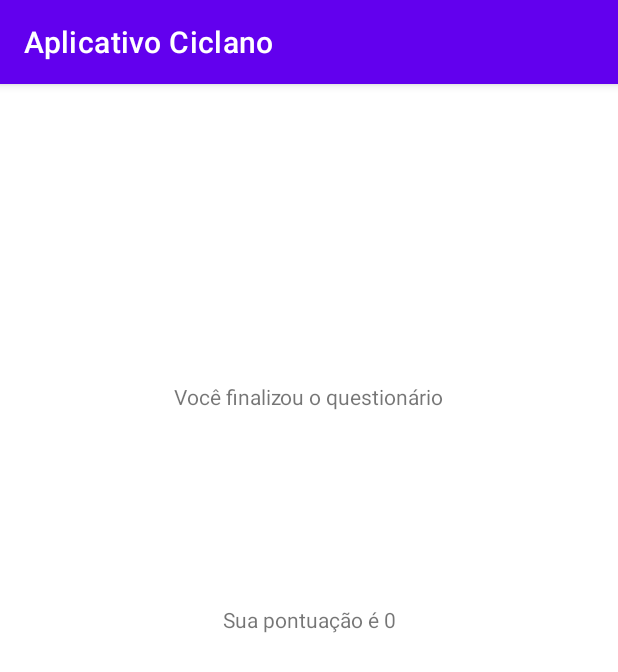
After one commit to gaxinim/Aplicativo_ciclano, an Android app: the FinishActivity screen opened directly, with no data from a screen before it, on a phone screen of 412 x 824 dp. The commit adds this screen. Shown: the top 672 px of the screen. Run offline under Robolectric (Android 15) with nearby library versions, the phone set to English and light mode, and no system bars.

Commit message:
adicionada activity para resultado final

```diff
--- a/app/src/main/AndroidManifest.xml
+++ b/app/src/main/AndroidManifest.xml
@@ -27,6 +27,8 @@
         </activity>
         <activity android:name=".QuestionActivity">
         </activity>
+        <activity android:name=".FinishActivity">
+        </activity>
 
     </application>
 
--- /dev/null
+++ b/app/src/main/java/com/example/aplicativo/FinishActivity.java
@@ -0,0 +1,27 @@
+package com.example.aplicativo;
+
+import android.content.Intent;
+import android.os.Bundle;
+import android.widget.TextView;
+
+import androidx.annotation.Nullable;
+import androidx.appcompat.app.AppCompatActivity;
+
+import java.text.MessageFormat;
+
+public class FinishActivity extends AppCompatActivity {
+
+    private TextView txtScore;
+
+    @Override
+    protected void onCreate(@Nullable Bundle savedInstanceState) {
+        super.onCreate(savedInstanceState);
+        setContentView(R.layout.finish);
+
+        this.txtScore = (TextView) findViewById(R.id.txtScore);
+
+        Intent intent = getIntent();
+        double dScore = intent.getDoubleExtra("score", 0);
+        this.txtScore.setText(MessageFormat.format("{0} {1}", getResources().getString(R.string.score), dScore));
+    }
+}
--- /dev/null
+++ b/app/src/main/res/layout/finish.xml
@@ -0,0 +1,31 @@
+<?xml version="1.0" encoding="utf-8"?>
+<androidx.constraintlayout.widget.ConstraintLayout xmlns:android="http://schemas.android.com/apk/res/android"
+    xmlns:app="http://schemas.android.com/apk/res-auto"
+    xmlns:tools="http://schemas.android.com/tools"
+    android:layout_width="match_parent"
+    android:layout_height="match_parent">
+
+    <TextView
+        android:id="@+id/txtFinish"
+        android:layout_width="wrap_content"
+        android:layout_height="wrap_content"
+        android:text="@string/finish_message"
+        app:layout_constraintBottom_toBottomOf="parent"
+        app:layout_constraintEnd_toEndOf="parent"
+        app:layout_constraintHorizontal_bias="0.501"
+        app:layout_constraintStart_toStartOf="parent"
+        app:layout_constraintTop_toTopOf="parent"
+        app:layout_constraintVertical_bias="0.265" />
+
+    <TextView
+        android:id="@+id/txtScore"
+        android:layout_width="wrap_content"
+        android:layout_height="wrap_content"
+        android:text=""
+        app:layout_constraintBottom_toBottomOf="parent"
+        app:layout_constraintEnd_toEndOf="parent"
+        app:layout_constraintHorizontal_bias="0.501"
+        app:layout_constraintStart_toStartOf="parent"
+        app:layout_constraintTop_toBottomOf="@+id/txtFinish"
+        app:layout_constraintVertical_bias="0.244" />
+</androidx.constraintlayout.widget.ConstraintLayout>
--- a/app/src/main/res/values/strings.xml
+++ b/app/src/main/res/values/strings.xml
@@ -2,6 +2,7 @@
     <string name="app_name">Aplicativo Ciclano</string>
     <string name="start_questionnaire">Iniciar o questionário</string>
     <string name="finish_message">Você finalizou o questionário</string>
+    <string name="option_not_selected">Selecione uma opção</string>
     <string name="score">Sua pontuação é </string>
     <string name="next_question">Próxima</string>
     <string name="last_question">Concluir</string>
```
Also changed, not shown: app/src/main/java/com/example/aplicativo/QuestionActivity.java (+32 -32 lines).
